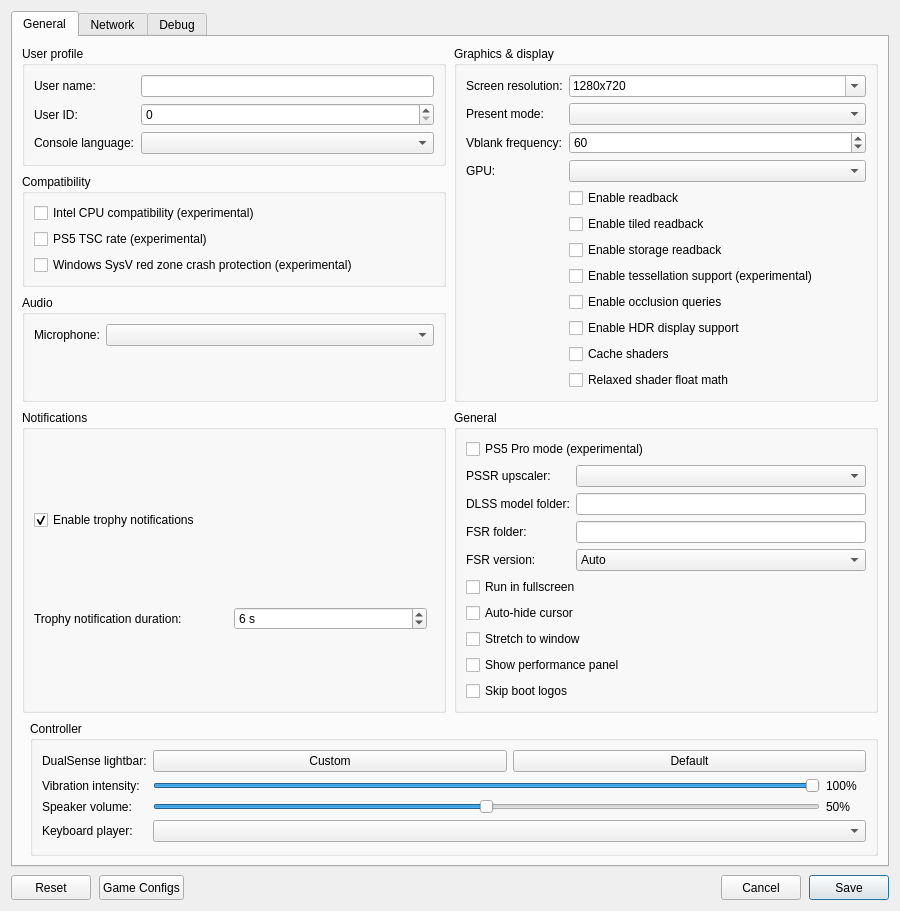
Before: the Qt Designer form src/launcher/forms/configuration_edit_dialog.ui in carbonimax/Kytsu, drawn with Qt 5.
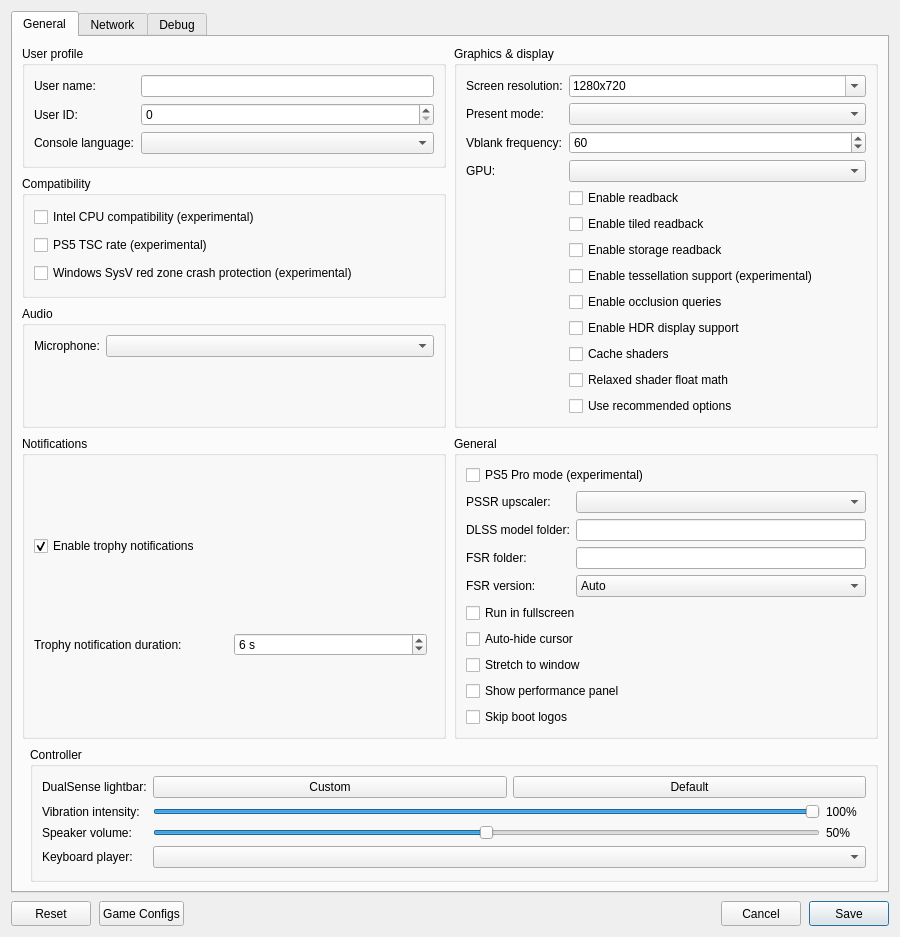
After: the same form once the commit is applied. Custom widgets are drawn as their Qt base class.

Commit message: feat(launcher): add a "Use recommended options" box backed by presets.json

```diff
--- a/src/launcher/forms/configuration_edit_dialog.ui
+++ b/src/launcher/forms/configuration_edit_dialog.ui
@@ -209,6 +209,12 @@
               <property name="text"><string>Relaxed shader float math</string></property>
              </widget>
             </item>
+            <item row="13" column="1">
+             <widget class="QCheckBox" name="checkBox_recommended_options">
+              <property name="toolTip"><string>Add the recommended environment variables and arguments for this game from presets.json next to the launcher, or from the file in KYTY_PRESETS. Your own settings and environment variables win.</string></property>
+              <property name="text"><string>Use recommended options</string></property>
+             </widget>
+            </item>
            </layout>
           </widget>
          </item>
```
The commit also changes 9 other files.
